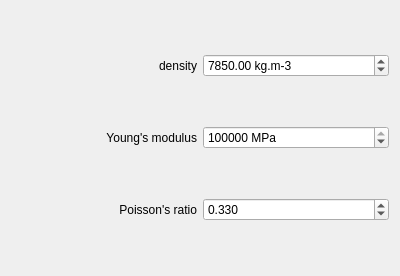
Above: trunk/Projet/trunk/Ui/layerParameters.ui from BackupTheBerlios/qtfin-svn before the change. Below: the same form after it.
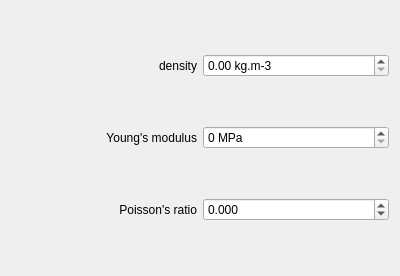
That is the form after the change.

Commit message: Quelques détails sans indicences :  - Màj du script de modélisation de la géométrie 3D pour permettre un fonctionement même en cas de boucles sur les courbes de Bézier.  - Réinisialisation des valeurs par défaut à 0 dans l'UI qui permet de choisir les prop. physiques. Cela avait été changé (par moi) mais on était désynchro avec la SDD.

```diff
--- a/trunk/Projet/trunk/Ui/layerParameters.ui
+++ b/trunk/Projet/trunk/Ui/layerParameters.ui
@@ -33,7 +33,7 @@
       <double>9999.989999999999782</double>
      </property>
      <property name="value">
-      <double>7850.000000000000000</double>
+      <double>0.000000000000000</double>
      </property>
     </widget>
    </item>
@@ -65,7 +65,7 @@
       <double>10.000000000000000</double>
      </property>
      <property name="value">
-      <double>200000.000000000000000</double>
+      <double>0.000000000000000</double>
      </property>
     </widget>
    </item>
@@ -94,7 +94,7 @@
       <double>0.010000000000000</double>
      </property>
      <property name="value">
-      <double>0.330000000000000</double>
+      <double>0.000000000000000</double>
      </property>
     </widget>
    </item>
```
The commit also changes 1 other file.
